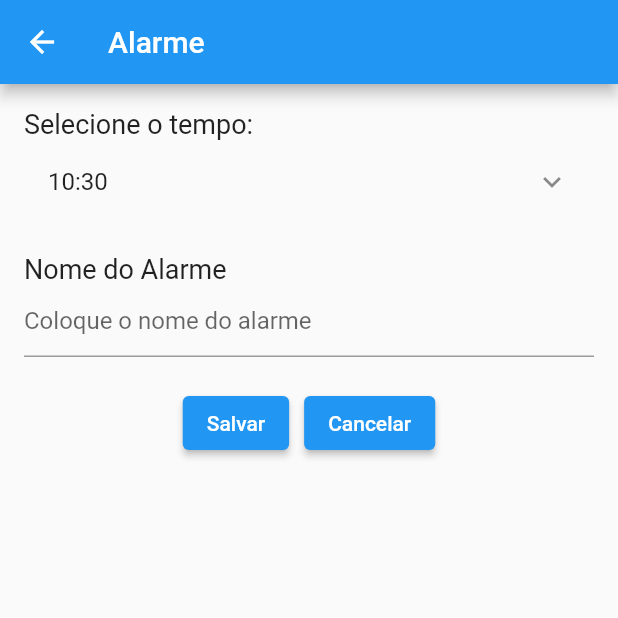
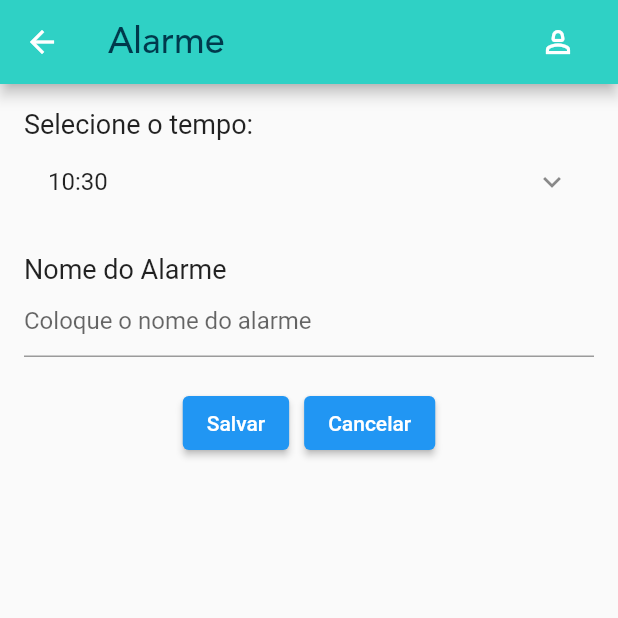
Before and after one commit to jpdants/Student-Aide, a Flutter app: the AlarmScreen screen opened directly, on a phone screen of 412 x 824 dp, the top half of it. Run offline on Flutter 3.47's test engine with Material 2 defaults, Android fonts, the phone set to English and light mode, and no system bars.

Commit message:
navegacao funcionando e layout alterado

```diff
--- a/trabalho_final_prog_moveis/lib/main.dart
+++ b/trabalho_final_prog_moveis/lib/main.dart
@@ -1,5 +1,5 @@
 import 'package:flutter/material.dart';
-import 'package:trabalho_final_prog_moveis/view/cronometro.dart';
+//import 'package:trabalho_final_prog_moveis/view/cronometro.dart';
 import 'package:trabalho_final_prog_moveis/view/home_page.dart';
 
 void main() => runApp(const MyApp());
--- a/trabalho_final_prog_moveis/lib/view/alarme_screen.dart
+++ b/trabalho_final_prog_moveis/lib/view/alarme_screen.dart
@@ -1,5 +1,7 @@
 import 'package:flutter/material.dart';
 import 'package:intl/intl.dart';
+
+import '../constants/app_colors.dart';
 
 class AlarmScreen extends StatefulWidget {
   const AlarmScreen({super.key});
@@ -47,7 +49,31 @@ class _AlarmScreenState extends State<AlarmScreen> {
 
     return Scaffold(
       appBar: AppBar(
-        title: const Text('Alarme'),
+        backgroundColor: AppColors.kPrimaryColor,
+        title: Row(
+          mainAxisAlignment: MainAxisAlignment.spaceBetween,
+          children: [
+            const Text(
+              'Alarme',
+              style: TextStyle(
+              fontFamily: 'avenir',
+              color: AppColors.kTextStyle,
+              fontSize: 24
+              ),
+            ),
+            IconButton(
+              icon: const Icon(
+                Icons.person_2_outlined
+              ),
+              onPressed: () {
+              //   Navigator.push(
+              //     context,
+              //     MaterialPageRoute(builder: (context) => const Login()),
+              //   );
+              },
+            ),
+          ],
+        ),
       ),
       body: Padding(
         padding: const EdgeInsets.all(16.0),
```
Also changed, not shown: trabalho_final_prog_moveis/lib/view/cronometro.dart (+27 -7 lines), trabalho_final_prog_moveis/lib/view/home_page.dart (+16 -6 lines).
